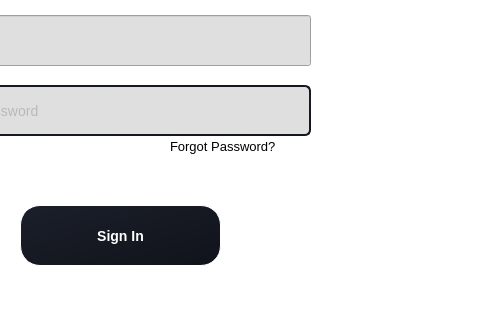
The window that mainwindow.ui (Azer-khadhraoui/ALDAWRY-FOOTBALL) describes before a commit, drawn with Qt 5; both pictures show x 270 to 750 and y 275 to 595 of the 1200 by 800 pixel window.
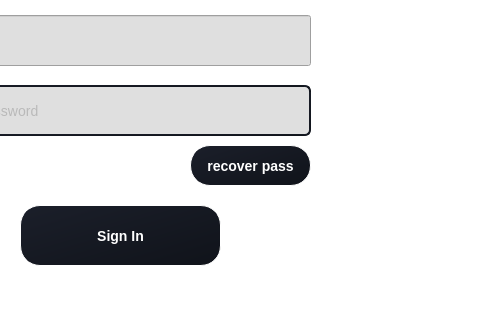
The same window after the commit. Icons and pictures are not drawn.

What changed in the file:
```diff
--- a/mainwindow.ui
+++ b/mainwindow.ui
@@ -222,30 +222,6 @@
     <string>         Password</string>
    </property>
   </widget>
-  <widget class="QLabel" name="label_7">
-   <property name="geometry">
-    <rect>
-     <x>440</x>
-     <y>410</y>
-     <width>141</width>
-     <height>23</height>
-    </rect>
-   </property>
-   <property name="font">
-    <font>
-     <pointsize>10</pointsize>
-     <bold>false</bold>
-     <underline>false</underline>
-     <kerning>true</kerning>
-    </font>
-   </property>
-   <property name="styleSheet">
-    <string notr="true">color: rgb(0, 0, 0); background-color:transparent;</string>
-   </property>
-   <property name="text">
-    <string>Forgot Password?</string>
-   </property>
-  </widget>
   <widget class="QPushButton" name="sign_in">
    <property name="geometry">
     <rect>
@@ -298,6 +274,23 @@
     <enum>Qt::Orientation::Horizontal</enum>
    </property>
   </widget>
+  <widget class="QPushButton" name="sign_in_2">
+   <property name="geometry">
+    <rect>
+     <x>460</x>
+     <y>420</y>
+     <width>121</width>
+     <height>41</height>
+    </rect>
+   </property>
+   <property name="styleSheet">
+    <string notr="true">background-color: qlineargradient(x1:0, y1:0, x2:1, y2:1, stop:0 #1b1f2a, stop:1 #10131a);
+color: white; font-size: 14px; font-weight: bold; border: 1px solid white; border-radius: 20px; padding: 6px 12px;</string>
+   </property>
+   <property name="text">
+    <string>recover pass</string>
+   </property>
+  </widget>
  </widget>
  <resources>
   <include location="images.qrc"/>
```
